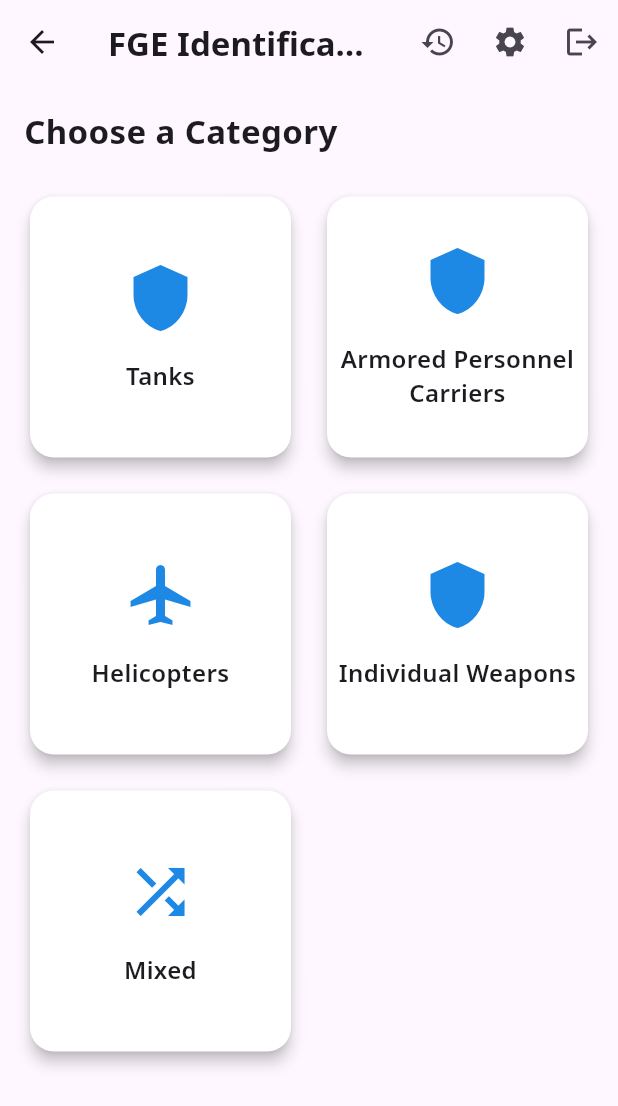
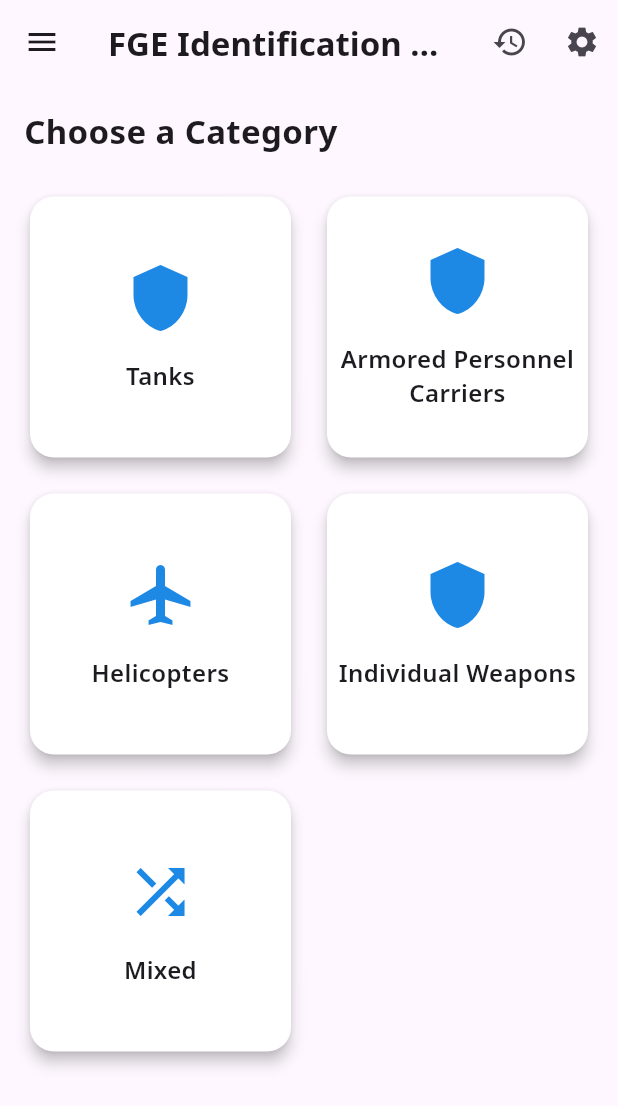
Before and after one commit to Spydomain/ARMY-TEST, a Flutter app: the screen it shows after launch, after a tap on "Continue as Guest", on a phone screen of 412 x 824 dp. Shown: the top 1106 px of the screen. Run offline on Flutter 3.47's test engine with Material 3 defaults, Android fonts, the phone set to English and light mode, and no system bars; our stand-ins replace google_fonts, google_sign_in, shared_preferences.

Commit message:
feat: Update project files

```diff
--- a/fge_test/lib/l10n/app_en.arb
+++ b/fge_test/lib/l10n/app_en.arb
@@ -45,5 +45,7 @@
     "googleLoginNotAvailable": "Google login is not available on this platform.",
     "loginPrompt": "Sign in to track your progress and see your test history.",
     "loginAsGuest": "Continue as Guest",
-    "continueWithGoogle": "Continue with Google"
+    "continueWithGoogle": "Continue with Google",
+    "googleLoginFailed": "Google login failed. Please try again."
+
 }
--- a/fge_test/lib/l10n/app_fr.arb
+++ b/fge_test/lib/l10n/app_fr.arb
@@ -45,6 +45,7 @@
     "googleLoginNotAvailable": "La connexion Google n'est pas disponible sur cette plateforme.",
     "loginPrompt": "Connectez-vous pour suivre vos progrès et voir l'historique de vos tests.",
     "loginAsGuest": "Continuer en tant qu'invité",
-    "continueWithGoogle": "Continuer avec Google"
+    "continueWithGoogle": "Continuer avec Google",
+    "googleLoginFailed": "La connexion Google a échoué. Veuillez réessayer."
 
 }
--- a/fge_test/lib/l10n/app_localizations.dart
+++ b/fge_test/lib/l10n/app_localizations.dart
@@ -373,6 +373,12 @@ abstract class AppLocalizations {
   /// In en, this message translates to:
   /// **'Continue with Google'**
   String get continueWithGoogle;
+
+  /// No description provided for @googleLoginFailed.
+  ///
+  /// In en, this message translates to:
+  /// **'Google login failed. Please try again.'**
+  String get googleLoginFailed;
 }
 
 class _AppLocalizationsDelegate
--- a/fge_test/lib/l10n/app_localizations_en.dart
+++ b/fge_test/lib/l10n/app_localizations_en.dart
@@ -152,4 +152,7 @@ class AppLocalizationsEn extends AppLocalizations {
 
   @override
   String get continueWithGoogle => 'Continue with Google';
+
+  @override
+  String get googleLoginFailed => 'Google login failed. Please try again.';
 }
--- a/fge_test/lib/l10n/app_localizations_fr.dart
+++ b/fge_test/lib/l10n/app_localizations_fr.dart
@@ -154,4 +154,8 @@ class AppLocalizationsFr extends AppLocalizations {
 
   @override
   String get continueWithGoogle => 'Continuer avec Google';
+
+  @override
+  String get googleLoginFailed =>
+      'La connexion Google a échoué. Veuillez réessayer.';
 }
--- a/fge_test/lib/pages/home_page.dart
+++ b/fge_test/lib/pages/home_page.dart
@@ -7,6 +7,7 @@ import 'package:fge_test/pages/settings_page.dart';
 import 'package:fge_test/pages/test_history_page.dart';
 import 'package:fge_test/pages/write_test_page.dart';
 import 'package:google_fonts/google_fonts.dart';
+import 'package:google_sign_in/google_sign_in.dart';
 import 'package:shared_preferences/shared_preferences.dart';
 
 class HomePage extends StatefulWidget {
@@ -17,6 +18,26 @@ class HomePage extends StatefulWidget {
 }
 
 class _HomePageState extends State<HomePage> {
+  final GoogleSignIn _googleSignIn = GoogleSignIn();
+  String? _displayName;
+  String? _email;
+  String? _photoUrl;
+
+  @override
+  void initState() {
+    super.initState();
+    _loadUserData();
+  }
+
+  Future<void> _loadUserData() async {
+    final prefs = await SharedPreferences.getInstance();
+    setState(() {
+      _displayName = prefs.getString('displayName');
+      _email = prefs.getString('email');
+      _photoUrl = prefs.getString('photoUrl');
+    });
+  }
+
   Future<void> _logout(BuildContext context, AppLocalizations l) async {
     final navigator = Navigator.of(context);
     final result = await showDialog<bool>(
@@ -38,6 +59,7 @@ class _HomePageState extends State<HomePage> {
     );
 
     if (result == true) {
+      await _googleSignIn.signOut();
       final prefs = await SharedPreferences.getInstance();
       await prefs.setBool('isLoggedIn', false);
       if (mounted) {
@@ -115,11 +137,38 @@ class _HomePageState extends State<HomePage> {
               MaterialPageRoute(builder: (context) => const SettingsPage()),
             ),
           ),
-          IconButton(
-            icon: const Icon(Icons.logout),
-            onPressed: () => _logout(context, l),
-          ),
+          if (_photoUrl != null && _photoUrl!.isNotEmpty)
+            Padding(
+              padding: const EdgeInsets.all(8.0),
+              child: CircleAvatar(
+                backgroundImage: NetworkImage(_photoUrl!),
+              ),
+            ),
         ],
+      ),
+      drawer: Drawer(
+        child: ListView(
+          padding: EdgeInsets.zero,
+          children: [
+            UserAccountsDrawerHeader(
+              accountName: Text(_displayName ?? 'Guest'),
+              accountEmail: Text(_email ?? ''),
+              currentAccountPicture: CircleAvatar(
+                backgroundImage: _photoUrl != null && _photoUrl!.isNotEmpty
+                    ? NetworkImage(_photoUrl!)
+                    : null,
+                child: _photoUrl == null || _photoUrl!.isEmpty
+                    ? const Icon(Icons.person)
+                    : null,
+              ),
+            ),
+            ListTile(
+              leading: const Icon(Icons.logout),
+              title: Text(l.logout),
+              onTap: () => _logout(context, l),
+            ),
+          ],
+        ),
       ),
       body: Padding(
         padding: const EdgeInsets.all(16.0),
--- a/fge_test/lib/pages/login_page.dart
+++ b/fge_test/lib/pages/login_page.dart
@@ -1,24 +1,75 @@
+import 'dart:developer';
 
+import 'package:flutter/foundation.dart';
 import 'package:flutter/material.dart';
 import 'package:fge_test/l10n/app_localizations.dart';
 import 'package:google_fonts/google_fonts.dart';
+import 'package:google_sign_in/google_sign_in.dart';
 import 'package:shared_preferences/shared_preferences.dart';
 
-class LoginPage extends StatelessWidget {
+import 'package:fge_test/widgets/google_sign_in_button.dart';
+
+class LoginPage extends StatefulWidget {
   const LoginPage({super.key});
+
+  @override
+  State<LoginPage> createState() => _LoginPageState();
+}
+
+class _LoginPageState extends State<LoginPage> {
+  final GoogleSignIn _googleSignIn = GoogleSignIn(
+    scopes: <String>[
+      'email',
+      'profile',
+    ],
+  );
+
+  @override
+  void initState() {
+    super.initState();
+    _googleSignIn.onCurrentUserChanged.listen((GoogleSignInAccount? account) {
+      if (account != null) {
+        _handleSignInSuccess(account);
+      }
+    });
+    if (kIsWeb) {
+      _googleSignIn.signInSilently();
+    }
+  }
+
+  Future<void> _handleSignInSuccess(GoogleSignInAccount user) async {
+    final prefs = await SharedPreferences.getInstance();
+    await prefs.setBool('isLoggedIn', true);
+    await prefs.setString('displayName', user.displayName ?? '');
+    await prefs.setString('email', user.email);
+    await prefs.setString('photoUrl', user.photoUrl ?? '');
+    if (!mounted) return;
+    Navigator.of(context).pushReplacementNamed('/');
+  }
 
   Future<void> _loginAsGuest(BuildContext context) async {
     final navigator = Navigator.of(context);
     final prefs = await SharedPreferences.getInstance();
     await prefs.setBool('isLoggedIn', true);
+    await prefs.remove('displayName');
+    await prefs.remove('email');
+    await prefs.remove('photoUrl');
+    if (!context.mounted) return;
     navigator.pushReplacementNamed('/');
   }
 
-  void _showGoogleLoginNotAvailable(BuildContext context) {
+  Future<void> _loginWithGoogle(BuildContext context) async {
     final l = AppLocalizations.of(context)!;
-    ScaffoldMessenger.of(context).showSnackBar(
-      SnackBar(content: Text(l.googleLoginNotAvailable)),
-    );
+    final scaffoldMessenger = ScaffoldMessenger.of(context);
+    try {
+      await _googleSignIn.signIn();
+    } catch (error) {
+      log('Error signing in with Google: $error');
+      if (!mounted) return;
+      scaffoldMessenger.showSnackBar(
+        SnackBar(content: Text(l.googleLoginFailed)),
+      );
+    }
   }
 
   @override
@@ -83,19 +134,8 @@ class LoginPage extends StatelessWidget {
                   ),
                 ),
                 const SizedBox(height: 16),
-                SizedBox(
-                  width: double.infinity,
-                  child: ElevatedButton.icon(
-                    icon: const Icon(Icons.g_mobiledata),
-                    onPressed: () => _showGoogleLoginNotAvailable(context),
-                    style: ElevatedButton.styleFrom(
-                      padding: const EdgeInsets.symmetric(vertical: 16),
-                      backgroundColor: Colors.grey[500],
-                      foregroundColor: Colors.white,
-                      shape: RoundedRectangleBorder(borderRadius: BorderRadius.circular(12)),
-                    ),
-                    label: Text(l.continueWithGoogle, style: GoogleFonts.notoSans(fontSize: 16, fontWeight: FontWeight.w600)),
-                  ),
+                GoogleSignInButton(
+                  onPressed: () => _loginWithGoogle(context),
                 ),
               ],
             ),
--- /dev/null
+++ b/fge_test/lib/widgets/google_sign_in_button.dart
@@ -0,0 +1,32 @@
+import 'package:flutter/material.dart';
+import 'package:fge_test/l10n/app_localizations.dart';
+import 'package:google_fonts/google_fonts.dart';
+
+class GoogleSignInButton extends StatelessWidget {
+  final VoidCallback onPressed;
+
+  const GoogleSignInButton({super.key, required this.onPressed});
+
+  @override
+  Widget build(BuildContext context) {
+    final l = AppLocalizations.of(context)!;
+    final isDarkMode = Theme.of(context).brightness == Brightness.dark;
+    return SizedBox(
+      width: double.infinity,
+      child: ElevatedButton.icon(
+        icon: const Icon(Icons.login), // A generic login icon
+        onPressed: onPressed,
+        style: ElevatedButton.styleFrom(
+          padding: const EdgeInsets.symmetric(vertical: 16),
+          backgroundColor: isDarkMode ? Colors.white : const Color(0xFF4285F4), // Google Blue
+          foregroundColor: isDarkMode ? Colors.black : Colors.white,
+          shape: RoundedRectangleBorder(borderRadius: BorderRadius.circular(12)),
+        ),
+        label: Text(
+            l.continueWithGoogle,
+            style: GoogleFonts.notoSans(fontSize: 16, fontWeight: FontWeight.w600)
+        ),
+      ),
+    );
+  }
+}
--- a/fge_test/pubspec.yaml
+++ b/fge_test/pubspec.yaml
@@ -18,11 +18,13 @@ dependencies:
   cupertino_icons: ^1.0.8
   provider: ^6.1.5+1
   google_fonts: ^6.2.1
+  google_sign_in: ^6.2.1
+  google_sign_in_web: ^0.12.4
 
 dev_dependencies:
   flutter_test:
     sdk: flutter
-  flutter_lints: ^5.0.0
+  flutter_lints: ^6.0.0
 
 flutter:
   generate: true
```
Also changed, not shown: fge_test/lib/pages/oauth_callback_page.dart (deleted, +0 -18 lines), fge_test/lib/pages/settings_page.dart (+12 -4 lines), 2 other files.
